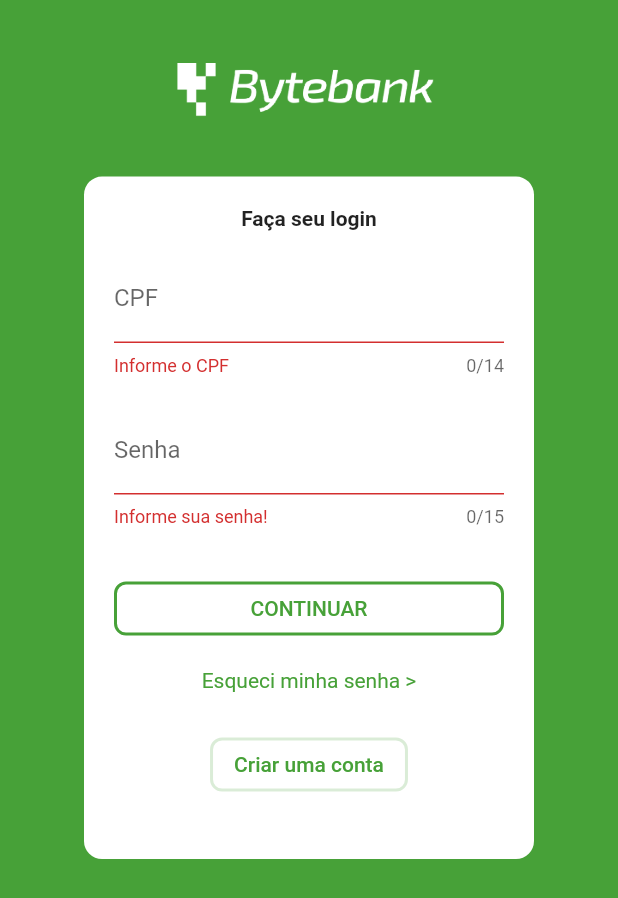
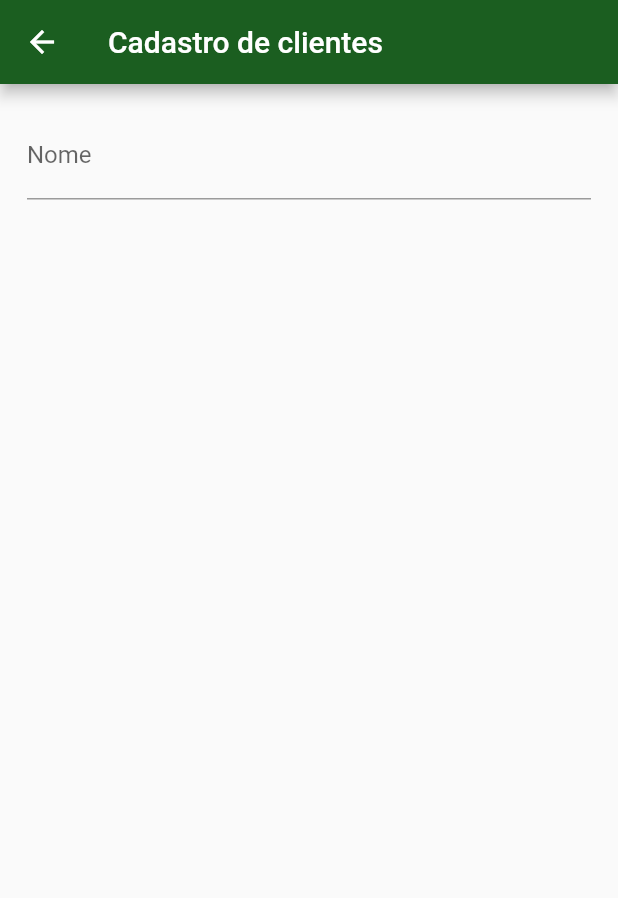
Before and after one commit to AndressaCode/flutter_estados, a Flutter app: the Login screen opened directly, after a tap on "CONTINUAR", after a tap on "Criar uma conta", on a phone screen of 412 x 824 dp. Shown: the top 898 px of the screen. Run offline on Flutter 3.47's test engine with Material 2 defaults, Android fonts, the phone set to English and light mode, and no system bars; our stand-ins replace brasil_fields.

Commit message:
Implementando a tela de cadastro de clientes

```diff
--- a/lib/main.dart
+++ b/lib/main.dart
@@ -32,7 +32,7 @@ class BytebankApp extends StatelessWidget {
           textTheme: ButtonTextTheme.primary,
         ),
       ),
-      home: Login(),
+      home: Dashboard(),
     );
   }
 }
--- a/lib/screens/autenticacao/login.dart
+++ b/lib/screens/autenticacao/login.dart
@@ -3,6 +3,7 @@ import 'package:flutter/cupertino.dart';
 import 'package:flutter/material.dart';
 import 'package:flutter/services.dart';
 import 'package:flutter_estados/components/mensagem.dart';
+import 'package:flutter_estados/screens/autenticacao/registrar.dart';
 import 'package:flutter_estados/screens/dashboard/dashboard.dart';
 
 class Login extends StatelessWidget {
@@ -74,6 +75,8 @@ class Login extends StatelessWidget {
               if (value.length == 0) return "Informe o CPF";
 
               if (value.length < 14) return "CPF inválido!";
+
+              return null;
             },
             keyboardType: TextInputType.number,
             maxLength: 14,
@@ -88,6 +91,7 @@ class Login extends StatelessWidget {
               if (value.length == 0) {
                 return 'Informe sua senha!';
               }
+              return null;
             },
             keyboardType: TextInputType.number,
             maxLength: 15,
@@ -151,7 +155,14 @@ class Login extends StatelessWidget {
                 color: Color.fromRGBO(71, 161, 56, 0.2),
               ),
             ),
-            onPressed: () {},
+            onPressed: () {
+              Navigator.push(
+                context,
+                MaterialPageRoute(
+                  builder: (context) => Registrar(),
+                ),
+              );
+            },
             child: Text(
               'Criar uma conta',
               style: TextStyle(
--- /dev/null
+++ b/lib/screens/autenticacao/registrar.dart
@@ -0,0 +1,26 @@
+import 'package:flutter/material.dart';
+
+class Registrar extends StatelessWidget {
+
+  final _formKey = GlobalKey<FormState>();
+
+  @override
+  Widget build(BuildContext context) {
+    return Scaffold(
+      appBar: AppBar(
+        title: Text('Cadastro de clientes'),
+      ),
+      body: Form(
+        key: _formKey,
+        child: Padding(
+          padding: EdgeInsets.all(18.0),
+          child: TextFormField(
+            decoration: InputDecoration(
+              labelText: 'Nome',
+            ),
+          ),
+        ),
+      ),
+    );
+  }
+}
```
Also changed, not shown: lib/screens/dashboard/dashboard.dart (+21 -1 lines).
